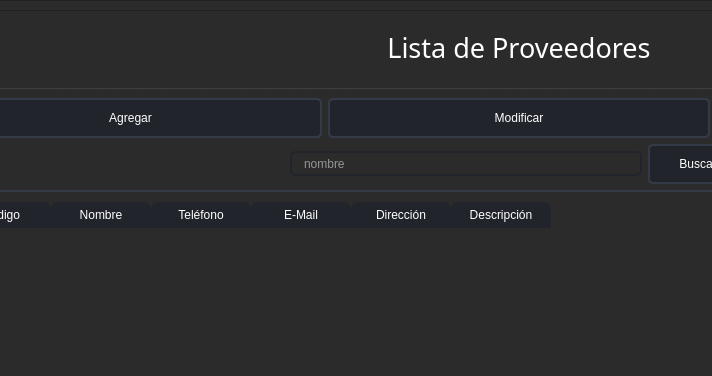
Old version of the form Views/Principal.ui in the repository Ryderd20/Gestor-Stock; both pictures show x 316 to 1028 and y 0 to 376 of the 1444 by 800 pixel window.
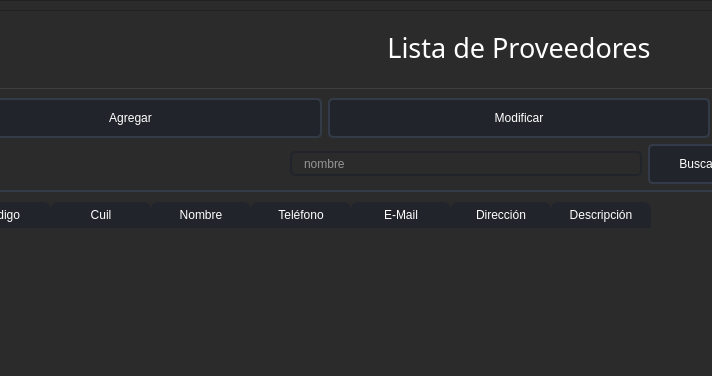
New version of the form. The open tabs and pages were chosen to show the change. Icons and pictures are not drawn.

The edit to the form file:
```diff
--- a/Views/Principal.ui
+++ b/Views/Principal.ui
@@ -3001,6 +3001,11 @@
                   <string>Codigo</string>
                  </property>
                 </column>
+                <column>
+                 <property name="text">
+                  <string>Cuil</string>
+                 </property>
+                </column>
                 <column>
                  <property name="text">
                   <string>Nombre</string>
```
